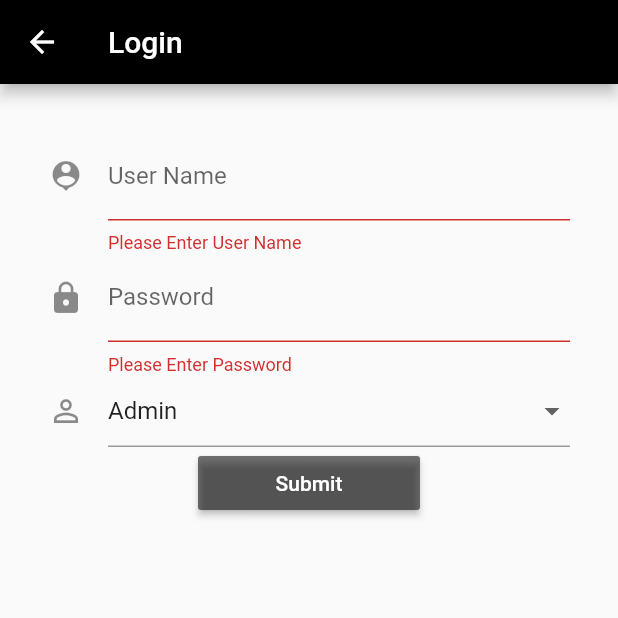
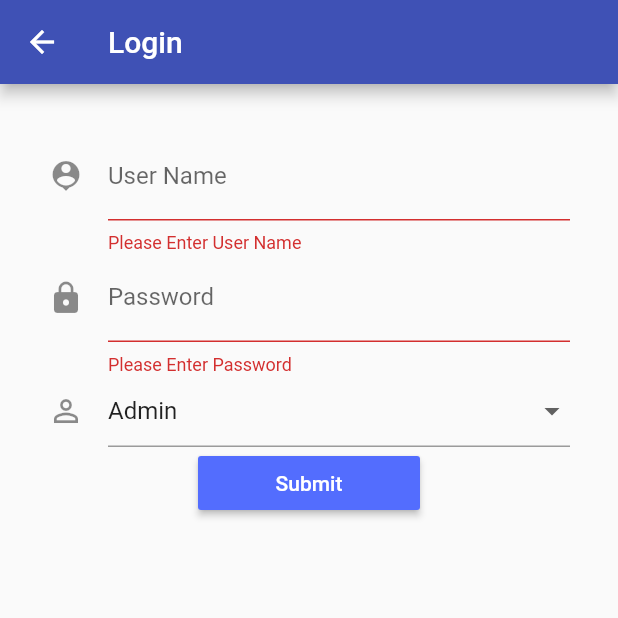
Before and after one commit to nikipatel385/flutter_school_app, a Flutter app: the screen it shows after launch, after a tap on "Submit", on a phone screen of 412 x 824 dp, the top half of it. Run offline on Flutter 3.47's test engine with Material 2 defaults, Android fonts, the phone set to English and light mode, and no system bars; our stand-ins replace flutter_typeahead.

Commit message:
Initial commit

```diff
--- a/lib/main.dart
+++ b/lib/main.dart
@@ -7,6 +7,6 @@ void main() {
     debugShowCheckedModeBanner: false,
     title: 'MyApp',
     home: home(),
-    theme: ThemeData(primaryColor: Colors.black, accentColor: Colors.black54),
+    theme: ThemeData(primaryColor: Colors.indigo, accentColor: Colors.indigoAccent),
   ));
 }
```
